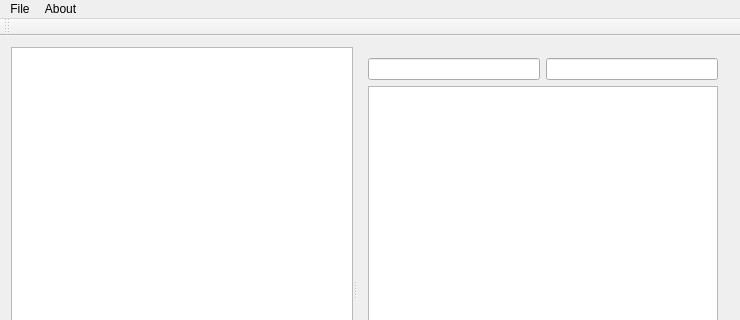
Before: the Qt Designer form mainwindow.ui in afigegoznaet/ImgViewManager, drawn with Qt 5; both pictures show x 0 to 740 and y 0 to 320 of the 740 by 564 pixel window.
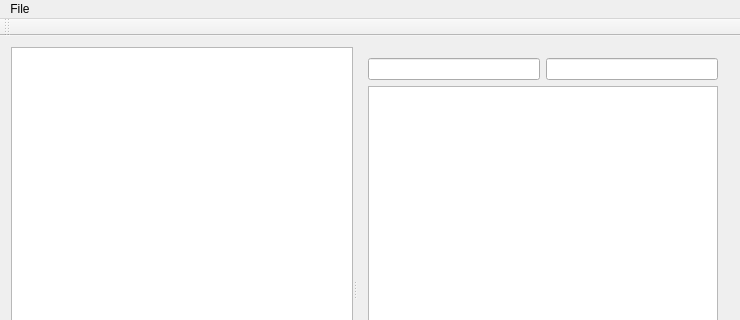
After: the same form once the commit is applied. Custom widgets are drawn as their Qt base class.

```diff
--- a/mainwindow.ui
+++ b/mainwindow.ui
@@ -76,7 +76,7 @@
      <x>0</x>
      <y>0</y>
      <width>740</width>
-     <height>26</height>
+     <height>19</height>
     </rect>
    </property>
    <widget class="QMenu" name="menuFile">
@@ -86,13 +86,7 @@
     <addaction name="actionExport_Images"/>
     <addaction name="actionExit"/>
    </widget>
-   <widget class="QMenu" name="menuAbout">
-    <property name="title">
-     <string>About</string>
-    </property>
-   </widget>
    <addaction name="menuFile"/>
-   <addaction name="menuAbout"/>
   </widget>
   <widget class="QToolBar" name="mainToolBar">
    <attribute name="toolBarArea">
```
